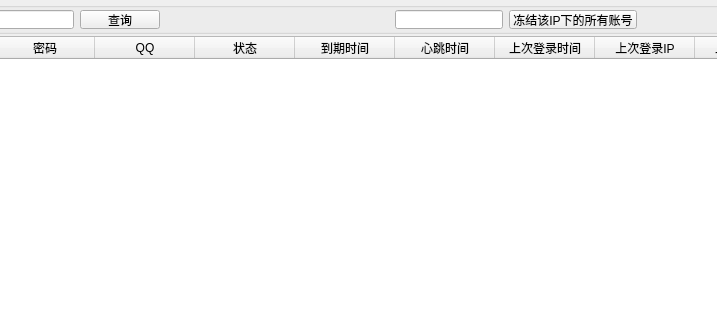
This is server/ui/wnd_server.ui in decenfrontier/PyNetAuth as Qt 5 draws it before an edit; both pictures show x 225 to 942 and y 0 to 320 of the 1097 by 633 pixel window. The edited form follows.
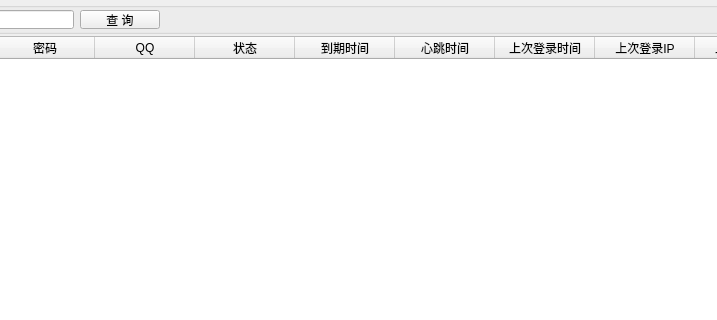
This is the edited form.

```diff
--- a/server/ui/wnd_server.ui
+++ b/server/ui/wnd_server.ui
@@ -509,7 +509,7 @@
                <item>
                 <widget class="QPushButton" name="btn_user_query">
                  <property name="text">
-                  <string>查询</string>
+                  <string>查 询</string>
                  </property>
                 </widget>
                </item>
@@ -528,20 +528,6 @@
                </property>
               </spacer>
              </item>
-             <item>
-              <layout class="QHBoxLayout" name="horizontalLayout_5">
-               <item>
-                <widget class="QLineEdit" name="edt_user_frozen_ip"/>
-               </item>
-               <item>
-                <widget class="QPushButton" name="btn_user_frozen_ip">
-                 <property name="text">
-                  <string>冻结该IP下的所有账号</string>
-                 </property>
-                </widget>
-               </item>
-              </layout>
-             </item>
              <item>
               <spacer name="horizontalSpacer_2">
                <property name="orientation">
```
